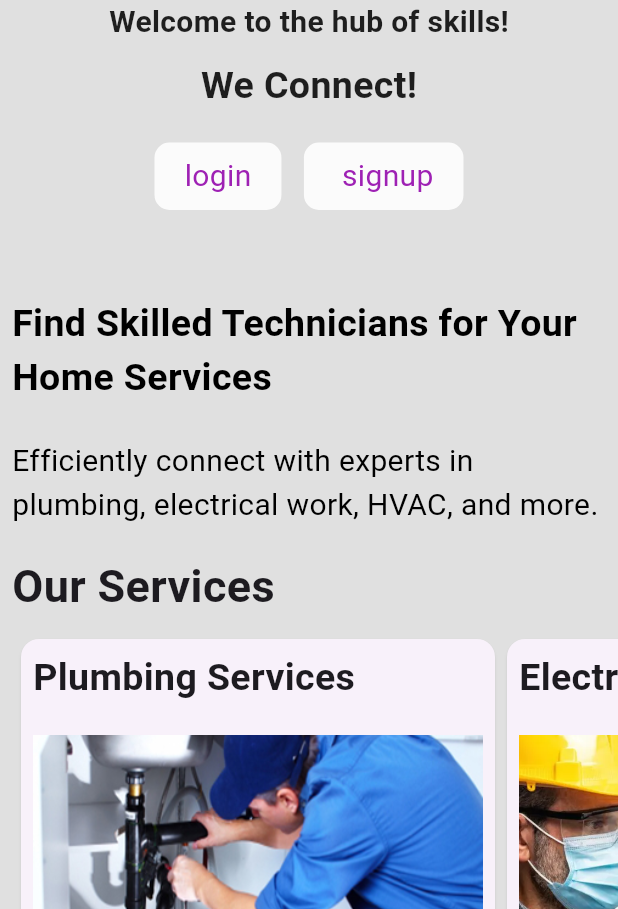
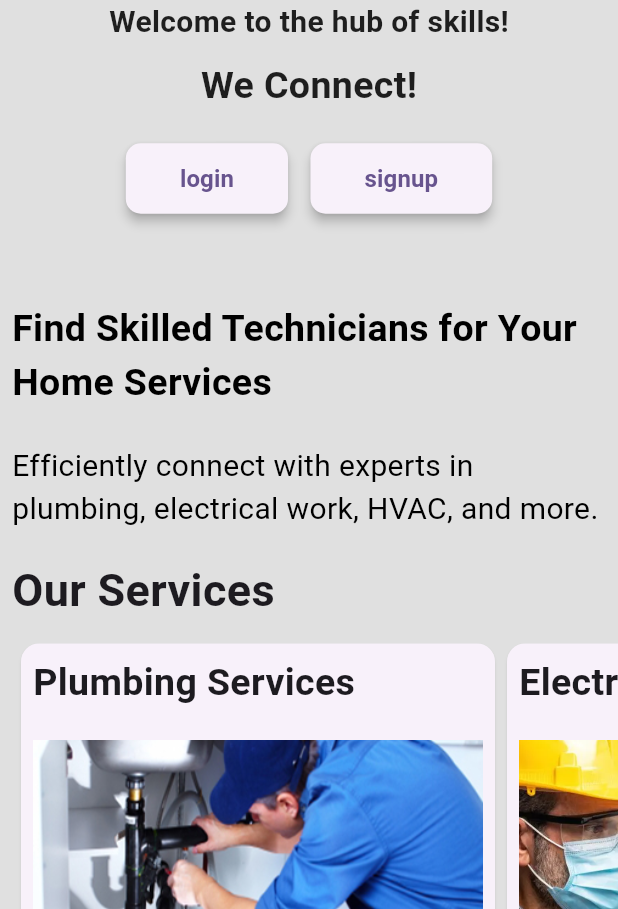
Before and after one commit to abe16s/flutter-2024-proj-SkillTrade, a Flutter app: the screen it shows after launch, on a phone screen of 412 x 824 dp, the part 327-1236 px from its top. Run offline on Flutter 3.47's test engine with Material 3 defaults, Android fonts, the phone set to English and light mode, and no system bars.

Commit message:
customized button

```diff
--- a/skill_trade/lib/presentation/screens/home_page.dart
+++ b/skill_trade/lib/presentation/screens/home_page.dart
@@ -4,6 +4,8 @@ import 'package:flutter/cupertino.dart';
 import 'package:flutter/material.dart';
 import 'package:flutter/widgets.dart';
 import 'package:skill_trade/presentation/screens/login_page.dart';
+import 'package:skill_trade/presentation/screens/signup_page.dart';
+import 'package:skill_trade/presentation/widgets/my_button.dart';
 import 'package:skill_trade/presentation/widgets/services_card.dart';
 
 class HomeScreen extends StatelessWidget {
@@ -43,33 +45,18 @@ class HomeScreen extends StatelessWidget {
                               Row(
                     mainAxisAlignment: MainAxisAlignment.center,
                     children: [
-                    GestureDetector(
-                    onTap: () {
-                      Navigator.push(context, MaterialPageRoute(builder: (context) => LoginPage()));
-                    },
-                    child: Container(
-                      padding: EdgeInsets.only(left: 20, right:20, top: 8,bottom: 8),
-                      decoration: BoxDecoration(
-                        color: const Color.fromARGB(226, 255, 255, 255),
-                        borderRadius: BorderRadius.circular(10),
-                      ),
-                      child: Text("login", style:TextStyle(fontSize: 20, color: const Color.fromARGB(255, 158, 33, 180)))
-                    ),
-                  ),
+                  MyButton(text: "login", onPressed: (){
+                    Navigator.push(context, MaterialPageRoute(builder: (context) => LoginPage()));
+                  }),
                   SizedBox(width: 15,),
-                GestureDetector(
-                    onTap: () {
 
-                    },
-                    child: Container(
-                      padding: EdgeInsets.only(left: 20, right:20, top: 8,bottom: 8),
-                      decoration: BoxDecoration(
-                        color: const Color.fromARGB(226, 255, 255, 255),
-                        borderRadius: BorderRadius.circular(10),
-                      ),
-                      child: Text(" signup", style:TextStyle(fontSize: 20,  color: const Color.fromARGB(255, 158, 33, 180))),
-                    ),
-                  )
+                  MyButton(text: "signup", onPressed: (){
+                    Navigator.push(context, MaterialPageRoute(builder: (context) => SignupPage()));
+                  }),
+
+
+
+
                   ],),
 
                       ],
--- a/skill_trade/lib/presentation/screens/login_page.dart
+++ b/skill_trade/lib/presentation/screens/login_page.dart
@@ -37,7 +37,7 @@ class LoginPage extends StatelessWidget {
                       MyButton(text: "login", onPressed: (){
                         Navigator.push(context, MaterialPageRoute(builder: (context) => customerProfile()));
 
-                      }),
+                      }, width: double.infinity),
                       SizedBox(height: 15,),
                       Row(
                         mainAxisAlignment: MainAxisAlignment.center,
--- a/skill_trade/lib/presentation/widgets/my_button.dart
+++ b/skill_trade/lib/presentation/widgets/my_button.dart
@@ -2,18 +2,22 @@ import 'package:flutter/material.dart';
 
 class MyButton extends StatelessWidget {
   final String text;
+  final double? width;
   final VoidCallback onPressed;
 
   const MyButton({
     Key? key,
     required this.text,
     required this.onPressed,
+    this.width,
   }) : super(key: key);
 
   @override
   Widget build(BuildContext context) {
     return SizedBox(
-      width: double.infinity,
+
+      // width: double.infinity,
+      width: width,
       child: ElevatedButton(
         onPressed: onPressed,
         style: ElevatedButton.styleFrom(
```
